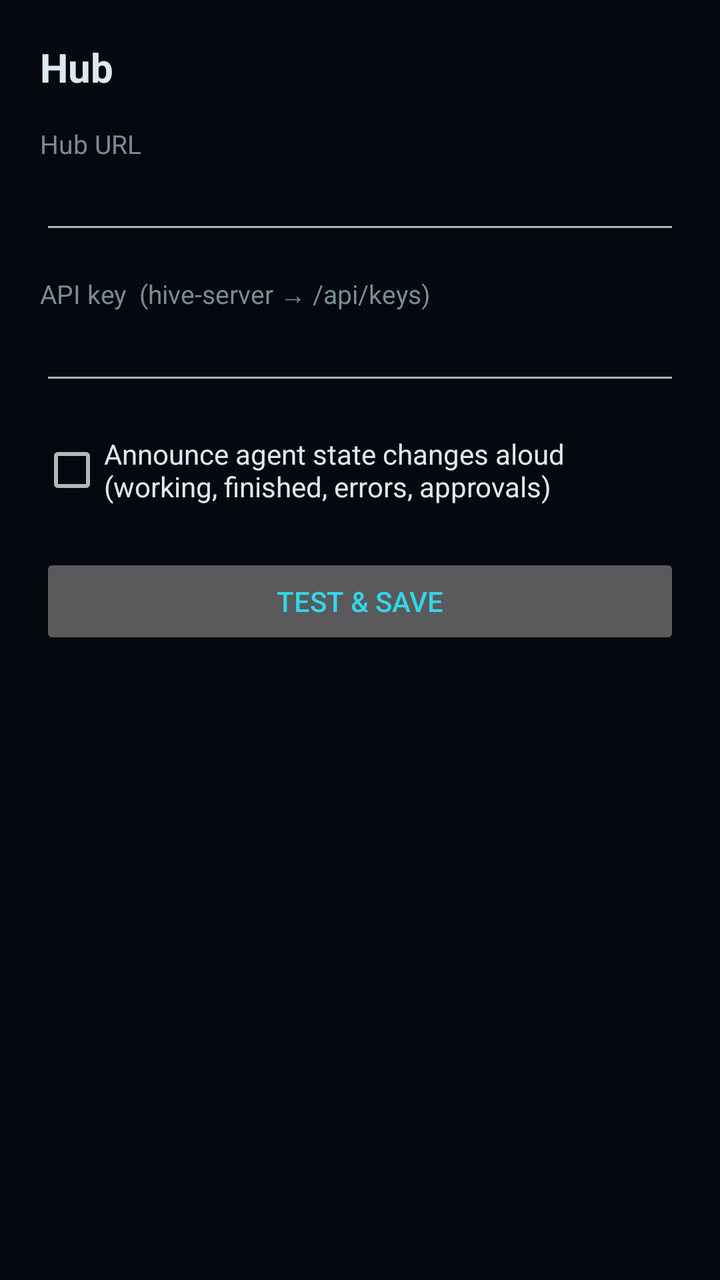
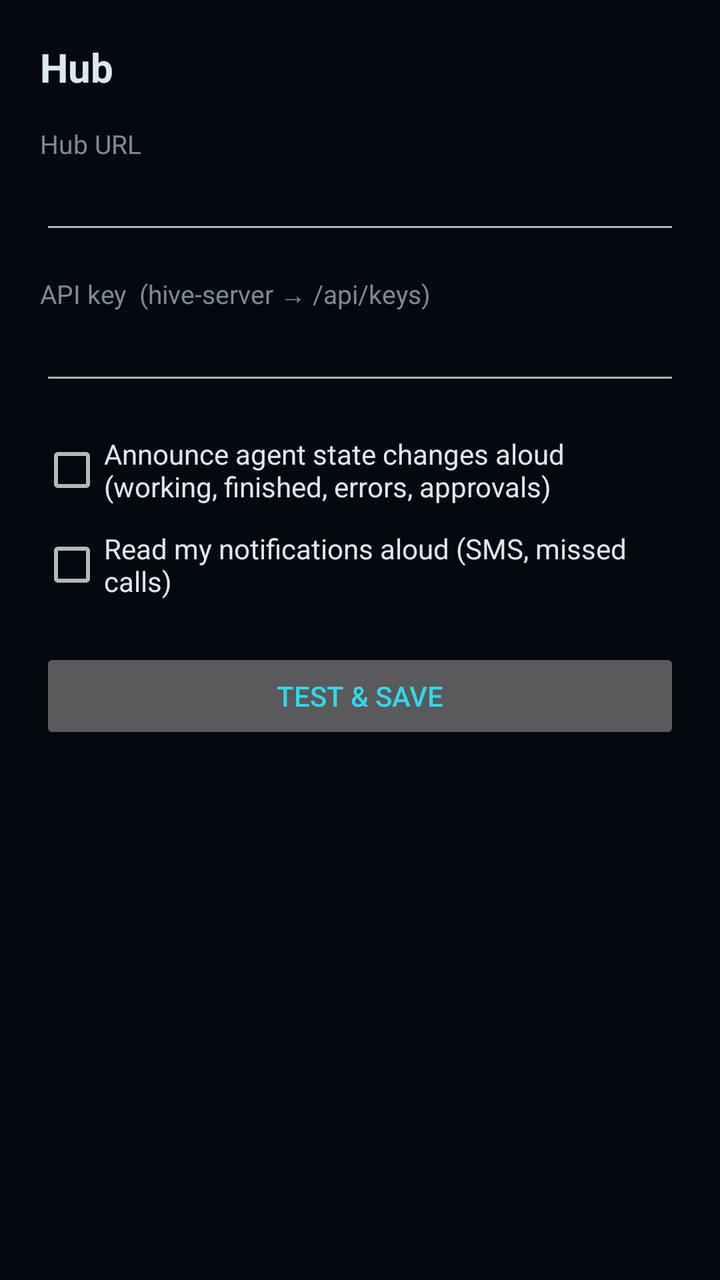

The first picture is an Android layout as it rendered before a commit; the second is the same layout after the commit. The layout source and the unified diff follow.
<!-- AndroidManifest.xml: application theme Theme.HiveVoice -->
<!-- res/layout/activity_settings.xml -->
<?xml version="1.0" encoding="utf-8"?>
<LinearLayout xmlns:android="http://schemas.android.com/apk/res/android"
    android:orientation="vertical"
    android:layout_width="match_parent"
    android:layout_height="match_parent"
    android:padding="20dp">

    <TextView
        android:layout_width="match_parent"
        android:layout_height="wrap_content"
        android:text="Hub"
        android:textColor="@color/text"
        android:textSize="20sp"
        android:textStyle="bold"
        android:paddingBottom="16dp" />

    <TextView
        android:layout_width="match_parent"
        android:layout_height="wrap_content"
        android:text="Hub URL"
        android:labelFor="@id/urlEdit"
        android:textColor="@color/dim"
        android:textSize="13sp" />

    <EditText
        android:id="@+id/urlEdit"
        android:layout_width="match_parent"
        android:layout_height="wrap_content"
        android:inputType="textUri"
        android:textColor="@color/text"
        android:autofillHints="url" />

    <TextView
        android:layout_width="match_parent"
        android:layout_height="wrap_content"
        android:layout_marginTop="16dp"
        android:text="API key  (hive-server → /api/keys)"
        android:labelFor="@id/keyEdit"
        android:textColor="@color/dim"
        android:textSize="13sp" />

    <EditText
        android:id="@+id/keyEdit"
        android:layout_width="match_parent"
        android:layout_height="wrap_content"
        android:inputType="textVisiblePassword"
        android:textColor="@color/text"
        android:autofillHints="password" />

    <CheckBox
        android:id="@+id/announceCheck"
        android:layout_width="match_parent"
        android:layout_height="wrap_content"
        android:layout_marginTop="20dp"
        android:text="Announce agent state changes aloud (working, finished, errors, approvals)"
        android:textColor="@color/text" />

    <Button
        android:id="@+id/saveButton"
        android:layout_width="match_parent"
        android:layout_height="wrap_content"
        android:layout_marginTop="24dp"
        android:text="Test &amp; Save"
        android:textColor="@color/cyan" />

    <TextView
        android:id="@+id/statusText"
        android:layout_width="match_parent"
        android:layout_height="wrap_content"
        android:layout_marginTop="12dp"
        android:textColor="@color/dim"
        android:textSize="13sp" />
</LinearLayout>
<!-- resources referenced by this layout -->
<resources>
  <color name="cyan">#33D6E8</color>
  <color name="dim">#7A8A99</color>
  <color name="text">#DCE8F0</color>
  <style name="Theme.HiveVoice" parent="android:Theme.Material.NoActionBar">
          <item name="android:windowBackground">@color/bg</item>
          <item name="android:colorAccent">@color/cyan</item>
          <item name="android:statusBarColor">@color/bg</item>
          <item name="android:navigationBarColor">@color/bg</item>
      </style>
  <color name="bg">#05080E</color>
</resources>

<!-- the commit's change to res/layout/activity_settings.xml (unified diff, before → after) -->
@@ -55,6 +55,14 @@
         android:text="Announce agent state changes aloud (working, finished, errors, approvals)"
         android:textColor="@color/text" />
 
+    <CheckBox
+        android:id="@+id/notifyCheck"
+        android:layout_width="match_parent"
+        android:layout_height="wrap_content"
+        android:layout_marginTop="12dp"
+        android:text="Read my notifications aloud (SMS, missed calls)"
+        android:textColor="@color/text" />
+
     <Button
         android:id="@+id/saveButton"
         android:layout_width="match_parent"
